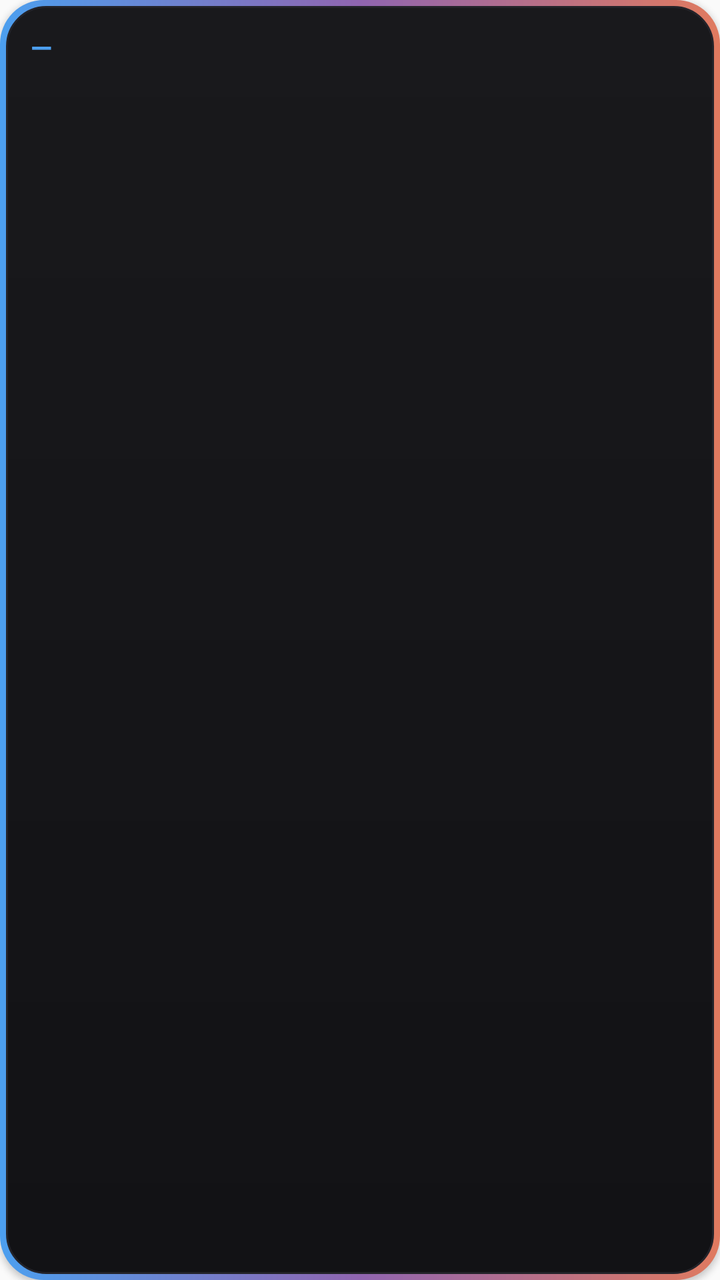
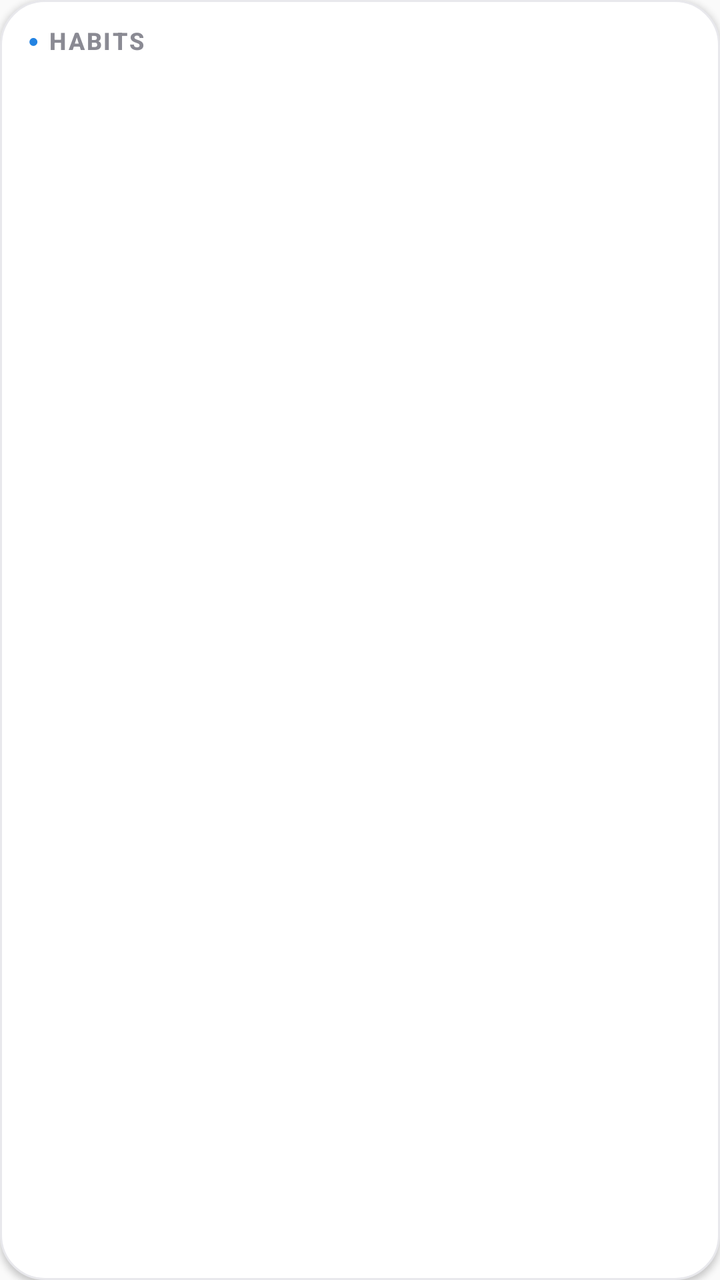

Screens rendered from an Android XML layout before and after an edit, with the pre-edit source and the edit as a unified diff.
<!-- AndroidManifest.xml: application theme AppTheme -->
<!-- res/layout/widget_habit.xml -->
<?xml version="1.0" encoding="utf-8"?>
<LinearLayout xmlns:android="http://schemas.android.com/apk/res/android"
    android:id="@+id/widget_habit_root"
    android:layout_width="match_parent"
    android:layout_height="match_parent"
    android:orientation="vertical"
    android:background="@drawable/widget_bg"
    android:elevation="2dp"
    android:paddingLeft="14dp"
    android:paddingRight="14dp"
    android:paddingTop="14dp"
    android:paddingBottom="12dp">
    <LinearLayout
        android:layout_width="match_parent"
        android:layout_height="wrap_content"
        android:orientation="horizontal"
        android:gravity="center_vertical">
        <TextView
            android:layout_width="wrap_content"
            android:layout_height="wrap_content"
            android:text="—"
            android:textColor="#4c9fef"
            android:textSize="14sp"
            android:textStyle="bold"
            android:letterSpacing="0.2" />
        <TextView
            android:id="@+id/widget_habit_title"
            android:layout_width="0dp"
            android:layout_height="wrap_content"
            android:layout_weight="1"
            android:layout_marginStart="6dp"
            android:textSize="14sp"
            android:textStyle="bold"
            android:textColor="#c9bdf5"
            android:fontFamily="sans-serif-medium"
            android:singleLine="true"
            android:ellipsize="end" />
    </LinearLayout>
    <TextView
        android:id="@+id/widget_habit_1"
        android:layout_width="match_parent"
        android:layout_height="wrap_content"
        android:textSize="13sp"
        android:textColor="#e9e6e0"
        android:layout_marginTop="8dp"
        android:singleLine="true"
        android:ellipsize="end" />
    <TextView
        android:id="@+id/widget_habit_2"
        android:layout_width="match_parent"
        android:layout_height="wrap_content"
        android:textSize="13sp"
        android:textColor="#e9e6e0"
        android:singleLine="true"
        android:ellipsize="end" />
    <TextView
        android:id="@+id/widget_habit_3"
        android:layout_width="match_parent"
        android:layout_height="wrap_content"
        android:textSize="13sp"
        android:textColor="#e9e6e0"
        android:singleLine="true"
        android:ellipsize="end" />
    <TextView
        android:id="@+id/widget_habit_empty"
        android:layout_width="match_parent"
        android:layout_height="wrap_content"
        android:textSize="12sp"
        android:textColor="#8b897f"
        android:layout_marginTop="6dp"
        android:singleLine="true" />
</LinearLayout>
<!-- resources referenced by this layout -->
<resources>
  <!-- drawable widget_bg (drawable) -->
  <?xml version="1.0" encoding="utf-8"?>
  <layer-list xmlns:android="http://schemas.android.com/apk/res/android">
      <item>
          <shape android:shape="rectangle">
              <gradient
                  android:angle="0"
                  android:startColor="#4c9fef"
                  android:centerColor="#9065b0"
                  android:endColor="#e07a5f"
                  android:type="linear" />
              <corners android:radius="22dp" />
          </shape>
      </item>
      <item
          android:top="3dp"
          android:bottom="3dp"
          android:left="3dp"
          android:right="3dp">
          <shape android:shape="rectangle">
              <gradient
                  android:angle="270"
                  android:startColor="#19191c"
                  android:endColor="#121215"
                  android:type="linear" />
              <corners android:radius="19.5dp" />
              <stroke android:width="1dp" android:color="#232329" />
          </shape>
      </item>
  </layer-list>
  <style name="AppTheme" parent="Theme.AppCompat.Light.DarkActionBar">
          
          <item name="colorPrimary">@color/colorPrimary</item>
          <item name="colorPrimaryDark">@color/colorPrimaryDark</item>
          <item name="colorAccent">@color/colorAccent</item>
      </style>
</resources>

<!-- the commit's change to res/layout/widget_habit.xml (unified diff, before → after) -->
@@ -8,8 +8,9 @@
     android:elevation="2dp"
     android:paddingLeft="14dp"
     android:paddingRight="14dp"
-    android:paddingTop="14dp"
-    android:paddingBottom="12dp">
+    android:paddingTop="12dp"
+    android:paddingBottom="10dp">
+
     <LinearLayout
         android:layout_width="match_parent"
         android:layout_height="wrap_content"
@@ -18,55 +19,45 @@
         <TextView
             android:layout_width="wrap_content"
             android:layout_height="wrap_content"
-            android:text="—"
-            android:textColor="#4c9fef"
-            android:textSize="14sp"
-            android:textStyle="bold"
-            android:letterSpacing="0.2" />
+            android:text="●"
+            android:textColor="#2383E2"
+            android:textSize="9sp" />
         <TextView
             android:id="@+id/widget_habit_title"
             android:layout_width="0dp"
             android:layout_height="wrap_content"
             android:layout_weight="1"
-            android:layout_marginStart="6dp"
-            android:textSize="14sp"
+            android:layout_marginStart="5dp"
+            android:text="HABITS"
+            android:textSize="12sp"
             android:textStyle="bold"
-            android:textColor="#c9bdf5"
+            android:letterSpacing="0.08"
+            android:textColor="@color/widget_title"
             android:fontFamily="sans-serif-medium"
             android:singleLine="true"
             android:ellipsize="end" />
+        <TextView
+            android:id="@+id/widget_habit_meta"
+            android:layout_width="wrap_content"
+            android:layout_height="wrap_content"
+            android:textSize="11sp"
+            android:textColor="@color/widget_sub"
+            android:singleLine="true" />
     </LinearLayout>
-    <TextView
-        android:id="@+id/widget_habit_1"
+
+    <LinearLayout
+        android:id="@+id/widget_habit_grid"
         android:layout_width="match_parent"
         android:layout_height="wrap_content"
-        android:textSize="13sp"
-        android:textColor="#e9e6e0"
-        android:layout_marginTop="8dp"
-        android:singleLine="true"
-        android:ellipsize="end" />
-    <TextView
-        android:id="@+id/widget_habit_2"
-        android:layout_width="match_parent"
-        android:layout_height="wrap_content"
-        android:textSize="13sp"
-        android:textColor="#e9e6e0"
-        android:singleLine="true"
-        android:ellipsize="end" />
-    <TextView
-        android:id="@+id/widget_habit_3"
-        android:layout_width="match_parent"
-        android:layout_height="wrap_content"
-        android:textSize="13sp"
-        android:textColor="#e9e6e0"
-        android:singleLine="true"
-        android:ellipsize="end" />
+        android:orientation="vertical"
+        android:layout_marginTop="8dp" />
+
     <TextView
         android:id="@+id/widget_habit_empty"
         android:layout_width="match_parent"
         android:layout_height="wrap_content"
+        android:layout_marginTop="6dp"
         android:textSize="12sp"
-        android:textColor="#8b897f"
-        android:layout_marginTop="6dp"
-        android:singleLine="true" />
+        android:textColor="@color/widget_sub"
+        android:gravity="center" />
 </LinearLayout>
<!-- resource entries referenced after the edit -->
@@ -1,40 +1,24 @@
 <!-- resources referenced by this layout -->
 <resources>
+  <color name="widget_sub">#9A9AA3</color>
+  <color name="widget_title">#8A8A93</color>
   <!-- drawable widget_bg (drawable) -->
   <?xml version="1.0" encoding="utf-8"?>
-  <layer-list xmlns:android="http://schemas.android.com/apk/res/android">
-      <item>
-          <shape android:shape="rectangle">
-              <gradient
-                  android:angle="0"
-                  android:startColor="#4c9fef"
-                  android:centerColor="#9065b0"
-                  android:endColor="#e07a5f"
-                  android:type="linear" />
-              <corners android:radius="22dp" />
-          </shape>
-      </item>
-      <item
-          android:top="3dp"
-          android:bottom="3dp"
-          android:left="3dp"
-          android:right="3dp">
-          <shape android:shape="rectangle">
-              <gradient
-                  android:angle="270"
-                  android:startColor="#19191c"
-                  android:endColor="#121215"
-                  android:type="linear" />
-              <corners android:radius="19.5dp" />
-              <stroke android:width="1dp" android:color="#232329" />
-          </shape>
-      </item>
-  </layer-list>
+  <shape xmlns:android="http://schemas.android.com/apk/res/android"
+      android:shape="rectangle">
+      <solid android:color="@color/widget_card" />
+      <corners android:radius="22dp" />
+      <stroke
+          android:width="1dp"
+          android:color="@color/widget_stroke" />
+  </shape>
   <style name="AppTheme" parent="Theme.AppCompat.Light.DarkActionBar">
           
           <item name="colorPrimary">@color/colorPrimary</item>
           <item name="colorPrimaryDark">@color/colorPrimaryDark</item>
           <item name="colorAccent">@color/colorAccent</item>
       </style>
+  <color name="widget_card">#FFFFFF</color>
+  <color name="widget_stroke">#E8E8EC</color>
 </resources>
 
